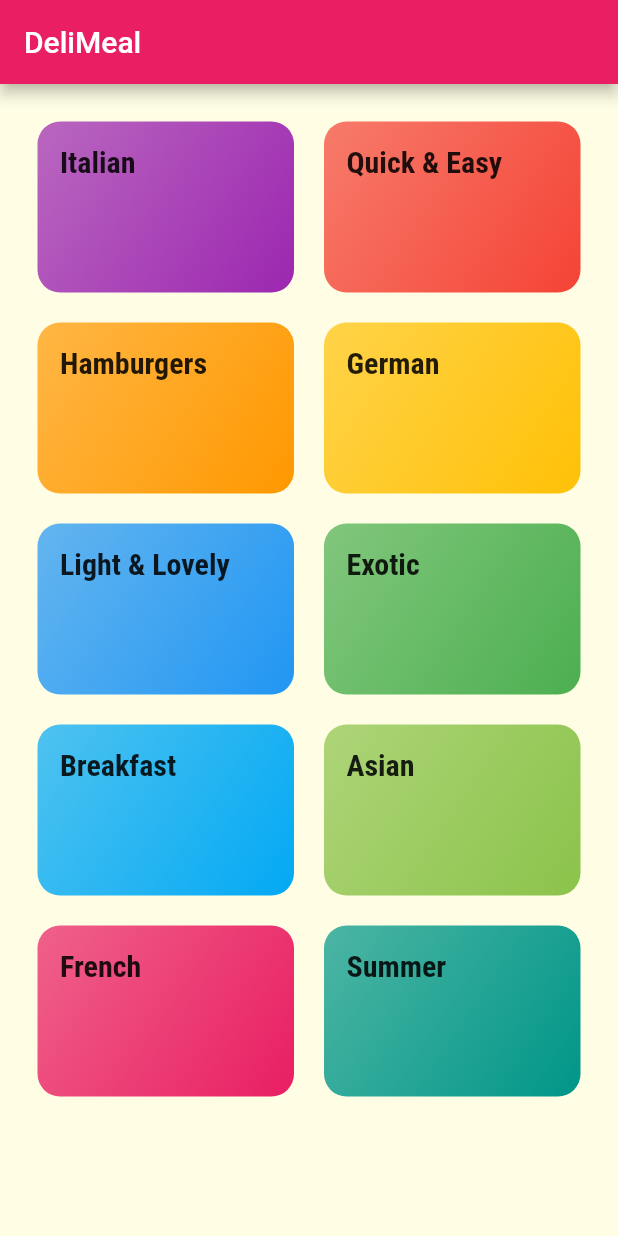
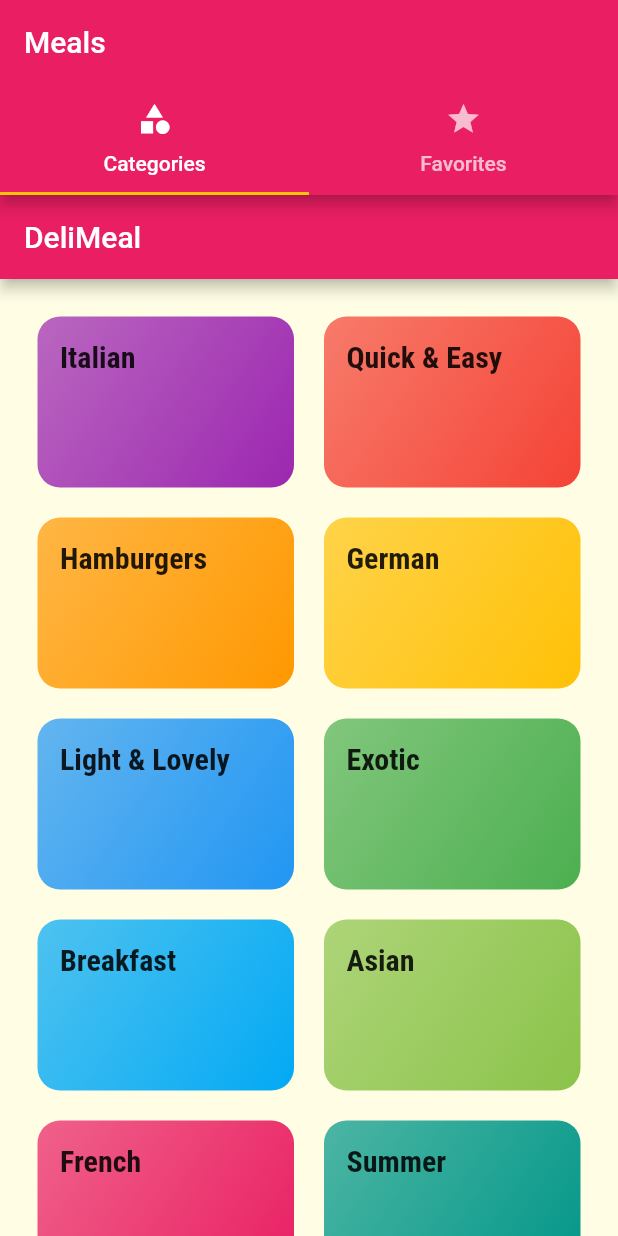
Before and after one commit to nishit1606/Eccellente, a Flutter app: the screen it shows after launch, on a phone screen of 412 x 824 dp. Run offline on Flutter 3.47's test engine with Material 2 defaults, Android fonts, the phone set to English and light mode, and no system bars; Roboto replaces fonts that are missing (Raleway).

Commit message:
added tabs

```diff
--- a/lib/main.dart
+++ b/lib/main.dart
@@ -1,5 +1,6 @@
 import 'package:flutter/material.dart';
 
+import './screens/tabs.dart';
 import './screens/meal_detail.dart';
 import './screens/category_meals.dart';
 import './screens/categories.dart';
@@ -32,9 +33,21 @@
       // home: CategoriesScreen(),
       initialRoute: '/', // default is '/'
       routes: {
-        '/': (ctx) => CategoriesScreen(),
+        '/': (ctx) => TabsScreen(),
         CategoryMealsScreen.routeName: (ctx) => CategoryMealsScreen(),
         MealDetailScreen.routeName: (ctx) => MealDetailScreen(),
+      },
+      onGenerateRoute: (settings) {
+        print(settings.arguments);
+        // if (settings.name == '/meal-detail') {
+        //   return ...;
+        // } else if (settings.name == '/something-else') {
+        //   return ...;
+        // }
+        // return MaterialPageRoute(builder: (ctx) => CategoriesScreen(),);
+      },
+      onUnknownRoute: (settings) {
+        return MaterialPageRoute(builder: (ctx) => CategoriesScreen(),);
       },
     );
   }
--- /dev/null
+++ b/lib/screens/favorites.dart
@@ -0,0 +1,10 @@
+import 'package:flutter/material.dart';
+
+class FavoritesScreen extends StatelessWidget {
+  @override
+  Widget build(BuildContext context) {
+    return Center(
+      child: Text('The Favorites'),
+    );
+  }
+}
--- /dev/null
+++ b/lib/screens/tabs.dart
@@ -0,0 +1,45 @@
+import 'package:flutter/material.dart';
+import './categories.dart';
+import 'favorites.dart';
+
+class TabsScreen extends StatefulWidget {
+  @override
+  _TabsScreenState createState() => _TabsScreenState();
+}
+
+class _TabsScreenState extends State<TabsScreen> {
+  @override
+  Widget build(BuildContext context) {
+    return DefaultTabController(
+      length: 2,
+      // initialIndex: 0,
+      child: Scaffold(
+        appBar: AppBar(
+          title: Text('Meals'),
+          bottom: TabBar(
+            tabs: <Widget>[
+              Tab(
+                icon: Icon(
+                  Icons.category,
+                ),
+                text: 'Categories',
+              ),
+              Tab(
+                icon: Icon(
+                  Icons.star,
+                ),
+                text: 'Favorites',
+              ),
+            ],
+          ),
+        ),
+        body: TabBarView(
+          children: <Widget>[
+            CategoriesScreen(),
+            FavoritesScreen(),
+          ],
+        ),
+      ),
+    );
+  }
+}
```
